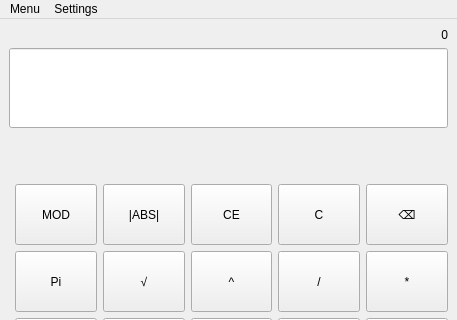
Above: src/mainwindow.ui from Jakub-Miko/IVS_Kalkulacka before the change; both pictures show x 0 to 457 and y 0 to 320 of the 457 by 610 pixel window. Below: the same form after it.
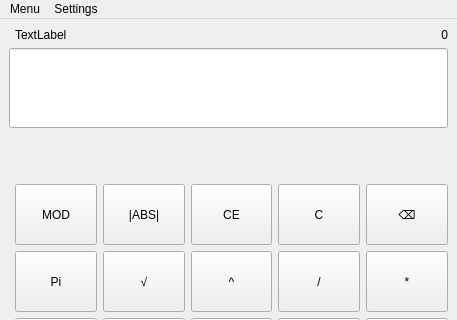
That is the form after the change.

Commit message: Added Macro for Precision of Numbers

The edit to the form file:
```diff
--- a/src/mainwindow.ui
+++ b/src/mainwindow.ui
@@ -106,16 +106,6 @@
       </property>
      </widget>
     </item>
-    <item row="0" column="1" colspan="5">
-     <widget class="QLabel" name="equation">
-      <property name="text">
-       <string>0</string>
-      </property>
-      <property name="alignment">
-       <set>Qt::AlignRight|Qt::AlignTrailing|Qt::AlignVCenter</set>
-      </property>
-     </widget>
-    </item>
     <item row="3" column="5">
      <widget class="QPushButton" name="pushButton_backspace">
       <property name="sizePolicy">
@@ -550,6 +540,23 @@
       </widget>
      </widget>
     </item>
+    <item row="0" column="2" colspan="4">
+     <widget class="QLabel" name="equation">
+      <property name="text">
+       <string>0</string>
+      </property>
+      <property name="alignment">
+       <set>Qt::AlignRight|Qt::AlignTrailing|Qt::AlignVCenter</set>
+      </property>
+     </widget>
+    </item>
+    <item row="0" column="1">
+     <widget class="QLabel" name="label">
+      <property name="text">
+       <string>TextLabel</string>
+      </property>
+     </widget>
+    </item>
    </layout>
   </widget>
   <widget class="QMenuBar" name="menubar">
```
The commit also changes 2 other files.
